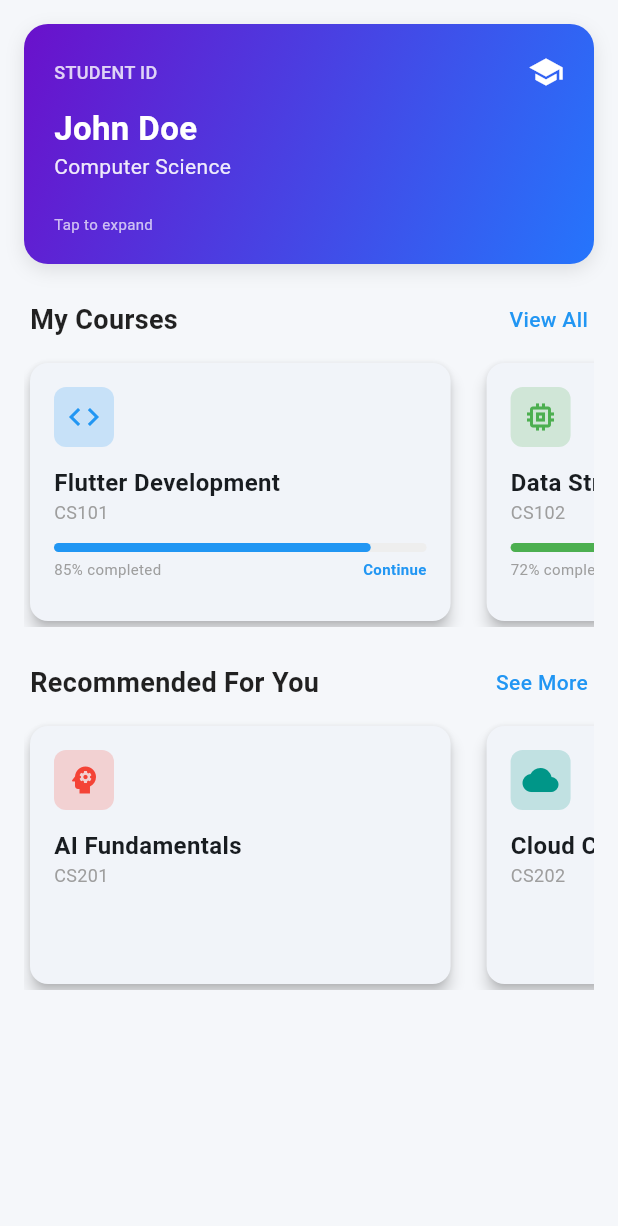
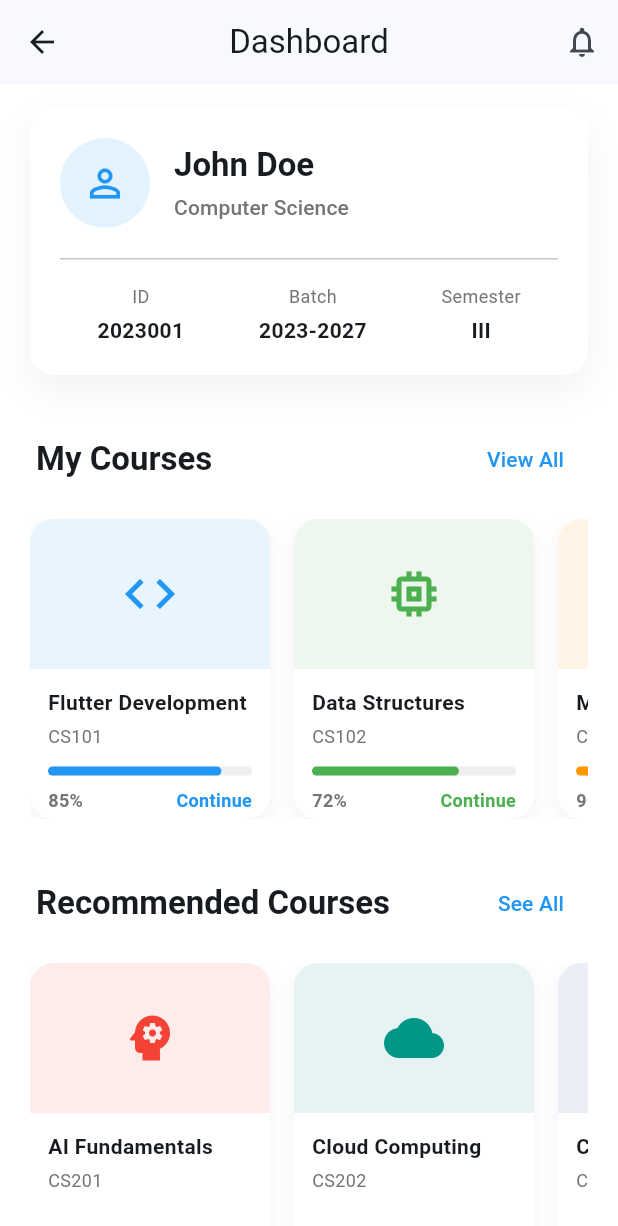
Before and after one commit to AnantKumarSingh26/Redesigned-Padhai, a Flutter app: the StudentDashboard screen opened directly, on a phone screen of 412 x 824 dp. Shown: the top 1226 px of the screen. Run offline on Flutter 3.47's test engine with Material 3 defaults, Android fonts, the phone set to English and light mode, and no system bars.

Commit message:
changes in Student Dashboard

```diff
--- a/lib/student_dashbord.dart
+++ b/lib/student_dashbord.dart
@@ -19,24 +19,38 @@ class StudentDashboard extends StatelessWidget {
     ];
 
     return Scaffold(
-      backgroundColor: const Color(0xFFF5F7FA),
+      backgroundColor: Colors.white,
+      appBar: AppBar(
+        title: const Text('Dashboard'),
+        centerTitle: true,
+        elevation: 0,
+        actions: [
+          IconButton(
+            icon: const Icon(Icons.notifications_outlined),
+            onPressed: () {},
+          ),
+        ],
+      ),
       body: SingleChildScrollView(
+        physics: const BouncingScrollPhysics(),
         child: Padding(
-          padding: const EdgeInsets.all(16.0),
+          padding: const EdgeInsets.symmetric(horizontal: 20),
           child: Column(
             crossAxisAlignment: CrossAxisAlignment.start,
             children: [
-              const ExpandableStudentCard(),
-              const SizedBox(height: 24),
+              const SizedBox(height: 16),
+              const StudentProfileCard(),
+              const SizedBox(height: 32),
 
-              _buildSectionHeader('My Courses', 'View All'),
-              const SizedBox(height: 12),
-              HorizontalCoursesList(courses: myCourses, showProgress: true),
-              const SizedBox(height: 24),
+              _buildSectionHeader('My Courses', 'View All', context),
+              const SizedBox(height: 16),
+              CourseHorizontalList(courses: myCourses, showProgress: true),
+              const SizedBox(height: 32),
 
-              _buildSectionHeader('Recommended For You', 'See More'),
-              const SizedBox(height: 12),
-              HorizontalCoursesList(courses: recommendedCourses, showProgress: false),
+              _buildSectionHeader('Recommended Courses', 'See All', context),
+              const SizedBox(height: 16),
+              CourseHorizontalList(courses: recommendedCourses, showProgress: false),
+              const SizedBox(height: 32),
             ],
           ),
         ),
@@ -44,7 +58,7 @@ class StudentDashboard extends StatelessWidget {
     );
   }
 
-  Widget _buildSectionHeader(String title, String action) {
+  Widget _buildSectionHeader(String title, String action, BuildContext context) {
     return Padding(
       padding: const EdgeInsets.symmetric(horizontal: 4),
       child: Row(
@@ -52,18 +66,15 @@ class StudentDashboard extends StatelessWidget {
         children: [
           Text(
             title,
-            style: const TextStyle(
-              fontSize: 18,
-              fontWeight: FontWeight.bold,
-              color: Colors.black87,
+            style: Theme.of(context).textTheme.headline6?.copyWith(
+                  fontWeight: FontWeight.w600,
                 ),
           ),
-          GestureDetector(
-            onTap: () {},
+          TextButton(
+            onPressed: () {},
             child: Text(
               action,
               style: const TextStyle(
-                fontSize: 14,
                 color: Colors.blue,
                 fontWeight: FontWeight.w500,
               ),
@@ -75,118 +86,96 @@ class StudentDashboard extends StatelessWidget {
   }
 }
 
-class ExpandableStudentCard extends StatefulWidget {
-  const ExpandableStudentCard({super.key});
-
-  @override
-  State<ExpandableStudentCard> createState() => _ExpandableStudentCardState();
-}
-
-class _ExpandableStudentCardState extends State<ExpandableStudentCard> {
-  bool _isExpanded = false;
+class StudentProfileCard extends StatelessWidget {
+  const StudentProfileCard({super.key});
 
   @override
   Widget build(BuildContext context) {
-    return GestureDetector(
-      onTap: () => setState(() => _isExpanded = !_isExpanded),
-      child: AnimatedContainer(
-        duration: const Duration(milliseconds: 300),
-        curve: Curves.easeInOut,
-        width: double.infinity,
-        height: _isExpanded ? 200 : 160,
+    return Container(
       padding: const EdgeInsets.all(20),
       decoration: BoxDecoration(
-          gradient: const LinearGradient(
-            begin: Alignment.topLeft,
-            end: Alignment.bottomRight,
-            colors: [Color(0xFF6A11CB), Color(0xFF2575FC)],
-          ),
+        color: Colors.white,
         borderRadius: BorderRadius.circular(16),
         boxShadow: [
           BoxShadow(
-              color: Colors.black.withOpacity(0.1),
-              blurRadius: 10,
-              offset: const Offset(0, 4),
+            color: Colors.black.withOpacity(0.05),
+            blurRadius: 20,
+            offset: const Offset(0, 10),
           ),
         ],
       ),
       child: Column(
+        children: [
+          Row(
+            children: [
+              Container(
+                width: 60,
+                height: 60,
+                decoration: BoxDecoration(
+                  shape: BoxShape.circle,
+                  color: Colors.blue.shade50,
+                ),
+                child: const Icon(
+                  Icons.person_outline,
+                  size: 30,
+                  color: Colors.blue,
+                ),
+              ),
+              const SizedBox(width: 16),
+              Expanded(
+                child: Column(
                   crossAxisAlignment: CrossAxisAlignment.start,
                   children: [
-            Row(
-              mainAxisAlignment: MainAxisAlignment.spaceBetween,
-              children: [
                     Text(
-                  'STUDENT ID',
-                  style: TextStyle(
-                    color: Colors.white.withOpacity(0.8),
-                    fontSize: 12,
-                    fontWeight: FontWeight.w500,
+                      'John Doe',
+                      style: Theme.of(context).textTheme.headline6?.copyWith(
+                            fontWeight: FontWeight.w600,
                           ),
                     ),
-                const Icon(Icons.school, color: Colors.white, size: 24),
-              ],
-            ),
-            const SizedBox(height: 10),
-            const Text(
-              'John Doe',
-              style: TextStyle(
-                color: Colors.white,
-                fontSize: 22,
-                fontWeight: FontWeight.bold,
-              ),
-            ),
+                    const SizedBox(height: 4),
                     Text(
                       'Computer Science',
-              style: TextStyle(
-                color: Colors.white.withOpacity(0.9),
-                fontSize: 14,
-              ),
-            ),
-            if (_isExpanded) ...[
-              const SizedBox(height: 20),
-              Divider(color: Colors.white.withOpacity(0.3)),
-              const SizedBox(height: 10),
-              Row(
-                mainAxisAlignment: MainAxisAlignment.spaceBetween,
-                children: [
-                  _buildCardDetail('ID', '2023001'),
-                  _buildCardDetail('Batch', '2023-2027'),
-                  _buildCardDetail('Semester', 'III'),
-                ],
-              ),
-            ],
-            const Spacer(),
-            Text(
-              'Tap to ${_isExpanded ? 'collapse' : 'expand'}',
-              style: TextStyle(
-                color: Colors.white.withOpacity(0.7),
-                fontSize: 10,
+                      style: Theme.of(context).textTheme.subtitle2?.copyWith(
+                            color: Colors.grey.shade600,
                           ),
                     ),
                   ],
                 ),
               ),
+            ],
+          ),
+          const SizedBox(height: 20),
+          const Divider(height: 1),
+          const SizedBox(height: 16),
+          Row(
+            mainAxisAlignment: MainAxisAlignment.spaceAround,
+            children: [
+              _buildInfoItem('ID', '2023001'),
+              _buildInfoItem('Batch', '2023-2027'),
+              _buildInfoItem('Semester', 'III'),
+            ],
+          ),
+        ],
+      ),
     );
   }
 
-  Widget _buildCardDetail(String title, String value) {
+  Widget _buildInfoItem(String title, String value) {
     return Column(
-      crossAxisAlignment: CrossAxisAlignment.start,
       children: [
         Text(
           title,
           style: TextStyle(
-            color: Colors.white.withOpacity(0.7),
-            fontSize: 10,
+            color: Colors.grey.shade600,
+            fontSize: 12,
           ),
         ),
+        const SizedBox(height: 4),
         Text(
           value,
           style: const TextStyle(
-            color: Colors.white,
+            fontWeight: FontWeight.w600,
             fontSize: 14,
-            fontWeight: FontWeight.w600,
           ),
         ),
       ],
@@ -194,11 +183,11 @@ class _ExpandableStudentCardState extends State<ExpandableStudentCard> {
   }
 }
 
-class HorizontalCoursesList extends StatelessWidget {
+class CourseHorizontalList extends StatelessWidget {
   final List<Course> courses;
   final bool showProgress;
 
-  const HorizontalCoursesList({
+  const CourseHorizontalList({
     super.key,
     required this.courses,
     required this.showProgress,
@@ -207,19 +196,19 @@ class HorizontalCoursesList extends StatelessWidget {
   @override
   Widget build(BuildContext context) {
     return SizedBox(
-      height: 180,
+      height: 200,
       child: ListView.builder(
         scrollDirection: Axis.horizontal,
+        physics: const BouncingScrollPhysics(),
         itemCount: courses.length,
         itemBuilder: (context, index) {
           return Padding(
-            padding: const EdgeInsets.only(right: 16),
-            child: SizedBox(
-              width: MediaQuery.of(context).size.width * 0.7,
+            padding: EdgeInsets.only(
+              right: index == courses.length - 1 ? 0 : 16,
+            ),
             child: CourseCard(
               course: courses[index],
               showProgress: showProgress,
-              ),
             ),
           );
         },
@@ -240,68 +229,86 @@ class CourseCard extends StatelessWidget {
 
   @override
   Widget build(BuildContext context) {
-    return Card(
-      elevation: 4,
-      shape: RoundedRectangleBorder(
-        borderRadius: BorderRadius.circular(12),
+    return Container(
+      width: 160,
+      decoration: BoxDecoration(
+        color: Colors.white,
+        borderRadius: BorderRadius.circular(16),
+        boxShadow: [
+          BoxShadow(
+            color: Colors.black.withOpacity(0.05),
+            blurRadius: 10,
+            offset: const Offset(0, 4),
           ),
-      child: Padding(
-        padding: const EdgeInsets.all(16.0),
+        ],
+      ),
       child: Column(
         crossAxisAlignment: CrossAxisAlignment.start,
         children: [
-            Container(
-              height: 40,
-              width: 40,
-              decoration: BoxDecoration(
-                color: course.color.withOpacity(0.2),
-                borderRadius: BorderRadius.circular(8),
-              ),
+          ClipRRect(
+            borderRadius: const BorderRadius.vertical(
+              top: Radius.circular(16)),
+            child: Container(
+              height: 100,
+              color: course.color.withOpacity(0.1),
               child: Center(
-                child: Icon(course.icon, color: course.color),
+                child: Icon(
+                  course.icon,
+                  size: 40,
+                  color: course.color,
                 ),
               ),
-            const SizedBox(height: 12),
+            ),
+          ),
+          Padding(
+            padding: const EdgeInsets.all(12),
+            child: Column(
+              crossAxisAlignment: CrossAxisAlignment.start,
+              children: [
                 Text(
                   course.title,
                   style: const TextStyle(
-                fontSize: 16,
-                fontWeight: FontWeight.bold,
+                    fontWeight: FontWeight.w600,
+                    fontSize: 14,
                   ),
+                  maxLines: 2,
+                  overflow: TextOverflow.ellipsis,
                 ),
+                const SizedBox(height: 4),
                 Text(
                   course.code,
-              style: const TextStyle(
+                  style: TextStyle(
+                    color: Colors.grey.shade600,
                     fontSize: 12,
-                color: Colors.grey,
                   ),
                 ),
                 if (showProgress) ...[
                   const SizedBox(height: 12),
                   LinearProgressIndicator(
                     value: course.progress / 100,
-                backgroundColor: Colors.grey[200],
+                    backgroundColor: Colors.grey.shade200,
                     color: course.color,
                     minHeight: 6,
                     borderRadius: BorderRadius.circular(3),
                   ),
-              const SizedBox(height: 4),
+                  const SizedBox(height: 8),
                   Row(
                     mainAxisAlignment: MainAxisAlignment.spaceBetween,
                     children: [
                       Text(
-                    '${course.progress}% completed',
-                    style: const TextStyle(
-                      fontSize: 10,
-                      color: Colors.grey,
+                        '${course.progress}%',
+                        style: TextStyle(
+                          fontSize: 12,
+                          color: Colors.grey.shade600,
+                          fontWeight: FontWeight.w600,
                         ),
                       ),
                       Text(
                         'Continue',
                         style: TextStyle(
-                      fontSize: 10,
+                          fontSize: 12,
                           color: course.color,
-                      fontWeight: FontWeight.bold,
+                          fontWeight: FontWeight.w600,
                         ),
                       ),
                     ],
@@ -309,6 +316,8 @@ class CourseCard extends StatelessWidget {
                 ],
               ],
             ),
+          ),
+        ],
       ),
     );
   }
```
Lines whose indentation alone changed are shown as unchanged.
